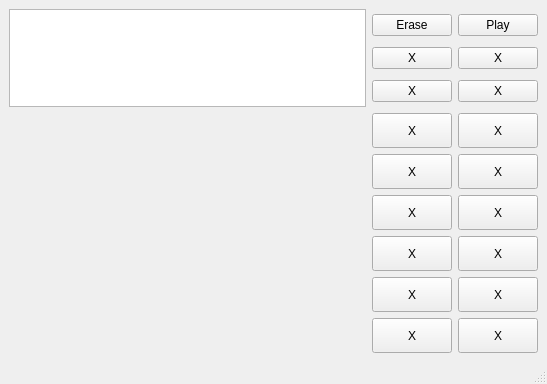
katrindaet/ChallengePetra2022, file GUI.ui: the form before one commit.
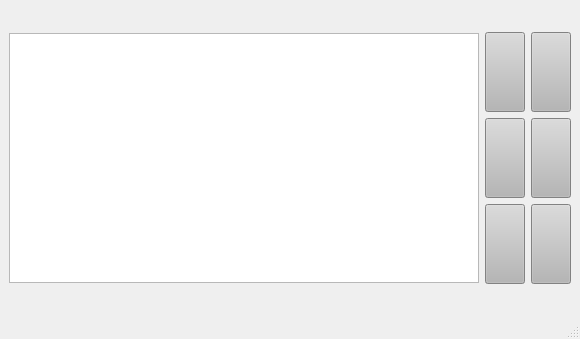
The form after the commit.

```diff
--- a/GUI.ui
+++ b/GUI.ui
@@ -6,232 +6,236 @@
    <rect>
     <x>0</x>
     <y>0</y>
-    <width>547</width>
-    <height>384</height>
+    <width>580</width>
+    <height>339</height>
    </rect>
   </property>
   <property name="windowTitle">
    <string>MainWindow</string>
   </property>
   <widget class="QWidget" name="centralwidget">
-   <layout class="QGridLayout" name="gridLayout_4">
+   <layout class="QGridLayout" name="gridLayout">
     <item row="0" column="0">
-     <widget class="QTextEdit" name="textEdit">
-      <property name="font">
-       <font>
-        <pointsize>15</pointsize>
-       </font>
-      </property>
-     </widget>
-    </item>
-    <item row="1" column="1">
-     <layout class="QGridLayout" name="gridLayout_2">
+     <layout class="QGridLayout" name="gridLayout5">
       <item row="0" column="0">
-       <widget class="QPushButton" name="Preference1">
-        <property name="minimumSize">
+       <widget class="QTextEdit" name="textEdit">
+        <property name="maximumSize">
          <size>
-          <width>0</width>
-          <height>35</height>
+          <width>16777215</width>
+          <height>250</height>
          </size>
         </property>
-        <property name="text">
-         <string>X</string>
+        <property name="font">
+         <font>
+          <pointsize>15</pointsize>
+         </font>
         </property>
        </widget>
       </item>
       <item row="0" column="1">
-       <widget class="QPushButton" name="Preference">
-        <property name="minimumSize">
-         <size>
-          <width>0</width>
-          <height>35</height>
-         </size>
-        </property>
-        <property name="text">
-         <string>X</string>
-        </property>
-       </widget>
-      </item>
-      <item row="1" column="0">
-       <widget class="QPushButton" name="Preference3">
-        <property name="minimumSize">
-         <size>
-          <width>0</width>
-          <height>35</height>
-         </size>
-        </property>
-        <property name="text">
-         <string>X</string>
-        </property>
-       </widget>
-      </item>
-      <item row="1" column="1">
-       <widget class="QPushButton" name="Preference4">
-        <property name="minimumSize">
-         <size>
-          <width>0</width>
-          <height>35</height>
-         </size>
-        </property>
-        <property name="text">
-         <string>X</string>
-        </property>
-       </widget>
-      </item>
-      <item row="2" column="0">
-       <widget class="QPushButton" name="Preference5">
-        <property name="minimumSize">
-         <size>
-          <width>0</width>
-          <height>35</height>
-         </size>
-        </property>
-        <property name="text">
-         <string>X</string>
-        </property>
-       </widget>
-      </item>
-      <item row="2" column="1">
-       <widget class="QPushButton" name="Preference6">
-        <property name="minimumSize">
-         <size>
-          <width>0</width>
-          <height>35</height>
-         </size>
-        </property>
-        <property name="text">
-         <string>X</string>
-        </property>
-       </widget>
-      </item>
-      <item row="3" column="0">
-       <widget class="QPushButton" name="Preference7">
-        <property name="minimumSize">
-         <size>
-          <width>0</width>
-          <height>35</height>
-         </size>
-        </property>
-        <property name="text">
-         <string>X</string>
-        </property>
-       </widget>
-      </item>
-      <item row="3" column="1">
-       <widget class="QPushButton" name="Preference8">
-        <property name="minimumSize">
-         <size>
-          <width>0</width>
-          <height>35</height>
-         </size>
-        </property>
-        <property name="text">
-         <string>X</string>
-        </property>
-       </widget>
-      </item>
-      <item row="4" column="0">
-       <widget class="QPushButton" name="Preference9">
-        <property name="minimumSize">
-         <size>
-          <width>0</width>
-          <height>35</height>
-         </size>
-        </property>
-        <property name="text">
-         <string>X</string>
-        </property>
-       </widget>
-      </item>
-      <item row="4" column="1">
-       <widget class="QPushButton" name="Preference10">
-        <property name="minimumSize">
-         <size>
-          <width>0</width>
-          <height>35</height>
-         </size>
-        </property>
-        <property name="text">
-         <string>X</string>
-        </property>
-       </widget>
-      </item>
-      <item row="5" column="0">
-       <widget class="QPushButton" name="Preference11">
-        <property name="minimumSize">
-         <size>
-          <width>0</width>
-          <height>35</height>
-         </size>
-        </property>
-        <property name="text">
-         <string>X</string>
-        </property>
-       </widget>
-      </item>
-      <item row="5" column="1">
-       <widget class="QPushButton" name="Preference12">
-        <property name="minimumSize">
-         <size>
-          <width>0</width>
-          <height>35</height>
-         </size>
-        </property>
-        <property name="text">
-         <string>X</string>
-        </property>
-       </widget>
-      </item>
-     </layout>
-    </item>
-    <item row="0" column="1">
-     <layout class="QGridLayout" name="gridLayout_3">
-      <item row="0" column="0">
-       <widget class="QPushButton" name="Setting2">
-        <property name="text">
-         <string>Erase</string>
-        </property>
-       </widget>
-      </item>
-      <item row="0" column="1">
-       <widget class="QPushButton" name="Setting3">
-        <property name="text">
-         <string>Play</string>
-        </property>
-       </widget>
-      </item>
-      <item row="1" column="0">
-       <widget class="QPushButton" name="Setting5">
-        <property name="text">
-         <string>X</string>
-        </property>
-       </widget>
-      </item>
-      <item row="1" column="1">
-       <widget class="QPushButton" name="Setting4">
-        <property name="text">
-         <string>X</string>
-        </property>
-       </widget>
-      </item>
-      <item row="2" column="0">
-       <widget class="QPushButton" name="Setting1">
-        <property name="text">
-         <string>X</string>
-        </property>
-       </widget>
-      </item>
-      <item row="2" column="1">
-       <widget class="QPushButton" name="Setting6">
-        <property name="text">
-         <string>X</string>
-        </property>
-       </widget>
+       <layout class="QGridLayout" name="gridLayout4">
+        <item row="1" column="0">
+         <widget class="QPushButton" name="Setting5">
+          <property name="sizePolicy">
+           <sizepolicy hsizetype="Minimum" vsizetype="Expanding">
+            <horstretch>0</horstretch>
+            <verstretch>0</verstretch>
+           </sizepolicy>
+          </property>
+          <property name="minimumSize">
+           <size>
+            <width>0</width>
+            <height>0</height>
+           </size>
+          </property>
+          <property name="maximumSize">
+           <size>
+            <width>16777215</width>
+            <height>80</height>
+           </size>
+          </property>
+          <property name="autoFillBackground">
+           <bool>false</bool>
+          </property>
+          <property name="styleSheet">
+           <string notr="true">background-color: rgb(182, 182, 182);</string>
+          </property>
+          <property name="text">
+           <string/>
+          </property>
+         </widget>
+        </item>
+        <item row="0" column="1">
+         <widget class="QPushButton" name="Setting3">
+          <property name="sizePolicy">
+           <sizepolicy hsizetype="Minimum" vsizetype="Expanding">
+            <horstretch>0</horstretch>
+            <verstretch>0</verstretch>
+           </sizepolicy>
+          </property>
+          <property name="minimumSize">
+           <size>
+            <width>0</width>
+            <height>0</height>
+           </size>
+          </property>
+          <property name="maximumSize">
+           <size>
+            <width>16777215</width>
+            <height>80</height>
+           </size>
+          </property>
+          <property name="autoFillBackground">
+           <bool>false</bool>
+          </property>
+          <property name="styleSheet">
+           <string notr="true">background-color: rgb(182, 182, 182);</string>
+          </property>
+          <property name="text">
+           <string/>
+          </property>
+         </widget>
+        </item>
+        <item row="0" column="0">
+         <widget class="QPushButton" name="Setting2">
+          <property name="sizePolicy">
+           <sizepolicy hsizetype="Minimum" vsizetype="Expanding">
+            <horstretch>0</horstretch>
+            <verstretch>0</verstretch>
+           </sizepolicy>
+          </property>
+          <property name="minimumSize">
+           <size>
+            <width>0</width>
+            <height>50</height>
+           </size>
+          </property>
+          <property name="maximumSize">
+           <size>
+            <width>16777215</width>
+            <height>80</height>
+           </size>
+          </property>
+          <property name="autoFillBackground">
+           <bool>false</bool>
+          </property>
+          <property name="styleSheet">
+           <string notr="true">background-color: rgb(182, 182, 182);</string>
+          </property>
+          <property name="text">
+           <string/>
+          </property>
+         </widget>
+        </item>
+        <item row="2" column="1">
+         <widget class="QPushButton" name="Setting6">
+          <property name="sizePolicy">
+           <sizepolicy hsizetype="Minimum" vsizetype="Expanding">
+            <horstretch>0</horstretch>
+            <verstretch>0</verstretch>
+           </sizepolicy>
+          </property>
+          <property name="minimumSize">
+           <size>
+            <width>0</width>
+            <height>0</height>
+           </size>
+          </property>
+          <property name="maximumSize">
+           <size>
+            <width>16777215</width>
+            <height>80</height>
+           </size>
+          </property>
+          <property name="autoFillBackground">
+           <bool>false</bool>
+          </property>
+          <property name="styleSheet">
+           <string notr="true">background-color: rgb(182, 182, 182);</string>
+          </property>
+          <property name="text">
+           <string/>
+          </property>
+         </widget>
+        </item>
+        <item row="2" column="0">
+         <widget class="QPushButton" name="Setting1">
+          <property name="sizePolicy">
+           <sizepolicy hsizetype="Minimum" vsizetype="Expanding">
+            <horstretch>0</horstretch>
+            <verstretch>0</verstretch>
+           </sizepolicy>
+          </property>
+          <property name="minimumSize">
+           <size>
+            <width>0</width>
+            <height>0</height>
+           </size>
+          </property>
+          <property name="maximumSize">
+           <size>
+            <width>16777215</width>
+            <height>80</height>
+           </size>
+          </property>
+          <property name="autoFillBackground">
+           <bool>false</bool>
+          </property>
+          <property name="styleSheet">
+           <string notr="true">background-color: rgb(182, 182, 182);</string>
+          </property>
+          <property name="text">
+           <string/>
+          </property>
+         </widget>
+        </item>
+        <item row="1" column="1">
+         <widget class="QPushButton" name="Setting4">
+          <property name="sizePolicy">
+           <sizepolicy hsizetype="Minimum" vsizetype="Expanding">
+            <horstretch>0</horstretch>
+            <verstretch>0</verstretch>
+           </sizepolicy>
+          </property>
+          <property name="minimumSize">
+           <size>
+            <width>0</width>
+            <height>0</height>
+           </size>
+          </property>
+          <property name="maximumSize">
+           <size>
+            <width>16777215</width>
+            <height>80</height>
+           </size>
+          </property>
+          <property name="autoFillBackground">
+           <bool>false</bool>
+          </property>
+          <property name="styleSheet">
+           <string notr="true">background-color: rgb(182, 182, 182);</string>
+          </property>
+          <property name="text">
+           <string/>
+          </property>
+         </widget>
+        </item>
+       </layout>
       </item>
      </layout>
     </item>
     <item row="1" column="0">
-     <layout class="QGridLayout" name="gridLayout"/>
+     <layout class="QGridLayout" name="gridLayout6">
+      <item row="0" column="0" rowspan="2">
+       <layout class="QGridLayout" name="gridLayout1"/>
+      </item>
+      <item row="0" column="1">
+       <layout class="QGridLayout" name="gridLayout2"/>
+      </item>
+      <item row="1" column="1">
+       <layout class="QGridLayout" name="gridLayout3"/>
+      </item>
+     </layout>
     </item>
    </layout>
   </widget>
```
Left out of the diff: 4 changed lines with no effect on the pictures.
